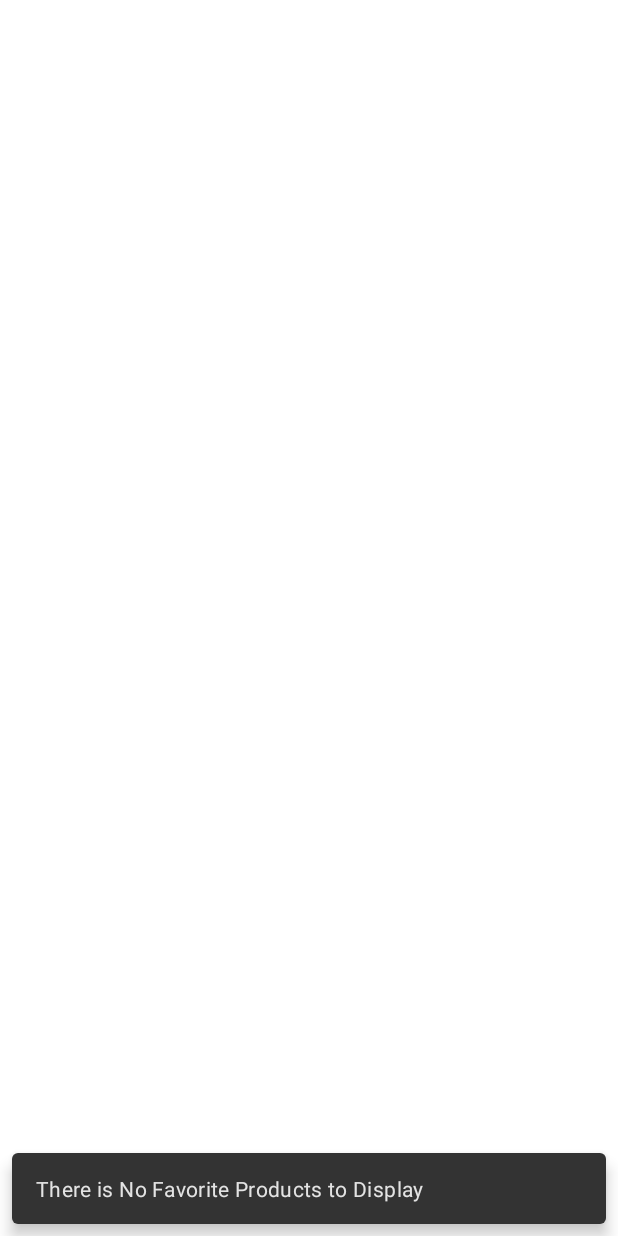
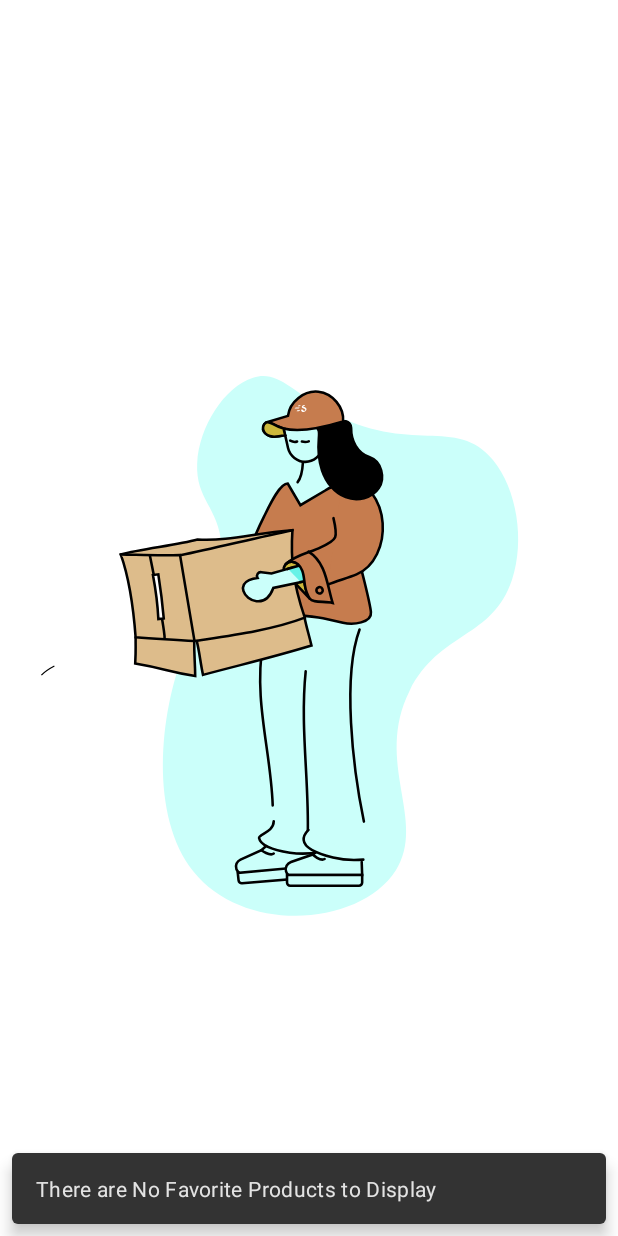
Before and after one commit to Ahmednasser21/Bazaar, an Android app: the fragment FavoriteProductsFragment shown on its own in the app's theme, on a phone screen of 412 x 824 dp. Run offline under Robolectric (Android 15) with nearby library versions, the phone set to English and light mode, and no system bars; pictures from the network do not load.

Commit message:
Reimplementing favourite fragment

```diff
--- a/app/src/main/java/com/iti/itp/bazaar/favoriteProducts/view/FavoriteProductsFragment.kt
+++ b/app/src/main/java/com/iti/itp/bazaar/favoriteProducts/view/FavoriteProductsFragment.kt
@@ -4,7 +4,6 @@ import android.app.AlertDialog
 import android.content.Context
 import android.content.SharedPreferences
 import android.os.Bundle
-import android.util.Log
 import androidx.fragment.app.Fragment
 import android.view.LayoutInflater
 import android.view.View
@@ -30,182 +29,178 @@ import com.iti.itp.bazaar.network.shopify.ShopifyRemoteDataSource
 import com.iti.itp.bazaar.network.shopify.ShopifyRetrofitObj
 import com.iti.itp.bazaar.repo.CurrencyRepository
 import com.iti.itp.bazaar.repo.Repository
-import kotlinx.coroutines.delay
 import kotlinx.coroutines.flow.collectLatest
 import kotlinx.coroutines.launch
 
-
 class FavoriteProductsFragment : Fragment(), OnFavProductCardClick, OnFavProductDelete {
-    // will try to sue it as a shared viewmodel
-    lateinit var productInfoViewModel: ProductInfoViewModel
-    lateinit var vmFActory: ProuductIfonViewModelFactory
-    lateinit var binding: FragmentFavoriteProductsBinding
-    lateinit var FavAdapter: FavoriteProductsAdapter
-    lateinit var sharedPreferences: SharedPreferences
-    lateinit var FavDraftOrder: DraftOrderRequest
-    var favDraftOrderId: Long = 0
-
+    private lateinit var productInfoViewModel: ProductInfoViewModel
+    private lateinit var binding: FragmentFavoriteProductsBinding
+    private lateinit var favAdapter: FavoriteProductsAdapter
+    private lateinit var sharedPreferences: SharedPreferences
+    private var favDraftOrderId: Long = 0
+    private var favDraftOrder: DraftOrderRequest? = null
 
     override fun onCreateView(
-        inflater: LayoutInflater, container: ViewGroup?,
+        inflater: LayoutInflater,
+        container: ViewGroup?,
         savedInstanceState: Bundle?
-    ): View? {
-        // Inflate the layout for this fragment
+    ): View {
         binding = FragmentFavoriteProductsBinding.inflate(inflater, container, false)
         return binding.root
     }
 
     override fun onViewCreated(view: View, savedInstanceState: Bundle?) {
         super.onViewCreated(view, savedInstanceState)
+
+        initSharedPreferences()
+
+        setupViewModel()
+
+        setupRecyclerView()
+
+        observeViewModelStates()
+
+        loadDraftOrder()
+    }
+
+    private fun initSharedPreferences() {
         sharedPreferences = requireContext().getSharedPreferences(
             MyConstants.MY_SHARED_PREFERANCE,
             Context.MODE_PRIVATE
         )
-        favDraftOrderId =
-            (sharedPreferences.getString(MyConstants.FAV_DRAFT_ORDERS_ID, "0") ?: "0").toLong()
-
-        vmFActory = ProuductIfonViewModelFactory(
-            Repository.getInstance(
-                ShopifyRemoteDataSource(ShopifyRetrofitObj.productService)
-            ), CurrencyRepository(CurrencyRemoteDataSource(ExchangeRetrofitObj.service))
-        )
-        productInfoViewModel =
-            ViewModelProvider(requireActivity(), vmFActory).get(ProductInfoViewModel::class.java)
-
-        FavAdapter = FavoriteProductsAdapter(this, this)
-        binding.rvFavProducts.apply {
-            adapter = FavAdapter
-            layoutManager = GridLayoutManager(requireContext(), 2)
-
+        favDraftOrderId = (sharedPreferences.getString(MyConstants.FAV_DRAFT_ORDERS_ID, "0") ?: "0").toLong()
     }
 
+    private fun setupViewModel() {
+        val vmFactory = ProuductIfonViewModelFactory(
+            Repository.getInstance(ShopifyRemoteDataSource(ShopifyRetrofitObj.productService)),
+            CurrencyRepository(CurrencyRemoteDataSource(ExchangeRetrofitObj.service))
+        )
+        productInfoViewModel = ViewModelProvider(requireActivity(), vmFactory)
+            .get(ProductInfoViewModel::class.java)
+    }
+
+    private fun setupRecyclerView() {
+        favAdapter = FavoriteProductsAdapter(this, this)
+        binding.rvFavProducts.apply {
+            adapter = favAdapter
+            layoutManager = GridLayoutManager(requireContext(), 2)
+        }
+    }
+
+    private fun observeViewModelStates() {
+        lifecycleScope.launch {
+            productInfoViewModel.specificDraftOrders.collectLatest { result ->
+                handleDraftOrderResult(result)
+            }
+        }
 
         lifecycleScope.launch {
+            productInfoViewModel.updatedOrder.collectLatest { dataState ->
+                handleOrderUpdateResult(dataState)
+            }
+        }
+    }
+
+    private fun loadDraftOrder() {
         if (favDraftOrderId == 0L) {
-                Snackbar.make(requireView(), "There is No Favorite Products to Display", 2000)
-                    .show()
-            } else {
+            showEmptyState("There are No Favorite Products to Display")
+            return
+        }
+
+        binding.progressBar4.visibility = View.VISIBLE
+        binding.rvFavProducts.visibility = View.GONE
+        binding.emptyFavAnimation.visibility = View.GONE
+
         productInfoViewModel.getSpecificDraftOrder(favDraftOrderId)
-                productInfoViewModel.specificDraftOrders.collectLatest { result ->
+    }
+
+    private fun handleDraftOrderResult(result: DataState) {
         when (result) {
             DataState.Loading -> {
-                            binding.rvFavProducts.visibility = View.INVISIBLE
                 binding.progressBar4.visibility = View.VISIBLE
+                binding.rvFavProducts.visibility = View.GONE
+                binding.emptyFavAnimation.visibility = View.GONE
             }
-                        is DataState.OnFailed -> {binding.progressBar4.visibility = View.GONE
-                            binding.rvFavProducts.visibility = View.VISIBLE}
+            is DataState.OnFailed -> {
+                binding.progressBar4.visibility = View.GONE
+                showEmptyState("Failed to load favorite products")
+            }
             is DataState.OnSuccess<*> -> {
                 binding.progressBar4.visibility = View.GONE
-                            binding.rvFavProducts.visibility = View.VISIBLE
-                            // i must make this list golbal to use it in the delete click to delete the targted lineItm from the list of lineItems in This List
-                            FavDraftOrder = result.data as DraftOrderRequest
-                            // print this list here ASAP
-                            var lineItems: MutableList<LineItem> = mutableListOf()
-                            FavDraftOrder.draft_order.line_items.forEach {
-                                if (it.sku != "emptySKU") {
-                                    lineItems.add(it) // containes every eleemnts exepts the last item which is updated sku to Aa
-                                    // tb be able to delete it
+
+                favDraftOrder = result.data as DraftOrderRequest
+                updateFavAdapter(favDraftOrder!!)
             }
         }
-                            if (lineItems.isNullOrEmpty()) {
-                                binding.rvFavProducts.visibility = View.INVISIBLE
-                                binding.emptyFavAnimation.visibility = View.VISIBLE
+    }
+
+    private fun updateFavAdapter(draftOrder: DraftOrderRequest) {
+        val lineItems = draftOrder.draft_order.line_items.filter { it.sku != "emptySKU" }
+
+        if (lineItems.isEmpty()) {
+            showEmptyState("No favorite products")
         } else {
             binding.emptyFavAnimation.visibility = View.GONE
             binding.rvFavProducts.visibility = View.VISIBLE
-                                FavAdapter.submitList(lineItems)
-                            }
-
-
+            favAdapter.submitList(lineItems)
         }
     }
 
-
+    private fun handleOrderUpdateResult(dataState: DataState) {
+        when (dataState) {
+            is DataState.Loading -> {
+                binding.progressBar4.visibility = View.VISIBLE
+                binding.rvFavProducts.visibility = View.GONE
+                binding.emptyFavAnimation.visibility = View.GONE
+            }
+            is DataState.OnSuccess<*> -> {
+                loadDraftOrder()
+            }
+            is DataState.OnFailed -> {
+                binding.progressBar4.visibility = View.GONE
+                binding.rvFavProducts.visibility = View.VISIBLE
+                Snackbar.make(requireView(), "Failed to update favorites", Snackbar.LENGTH_SHORT).show()
+            }
+        }
     }
 
+    private fun showEmptyState(message: String) {
+        Snackbar.make(requireView(), message, Snackbar.LENGTH_SHORT).show()
+        binding.progressBar4.visibility = View.GONE
+        binding.rvFavProducts.visibility = View.GONE
+        binding.emptyFavAnimation.visibility = View.VISIBLE
     }
 
+    override fun onFavDelete(lineItem: LineItem) {
+        AlertDialog.Builder(context)
+            .setTitle("Confirm Item Delete")
+            .setMessage("Are you sure you want to delete this item from your favourites?")
+            .setPositiveButton("Yes") { _, _ ->
+                favDraftOrder?.let { currentDraftOrder ->
+                    val updatedLineItems = currentDraftOrder.draft_order.line_items.toMutableList()
+                    updatedLineItems.remove(lineItem)
+
+
+                    if (updatedLineItems.isEmpty()) {
+                        updatedLineItems.add(lineItem.copy(sku = "emptySKU"))
                     }
 
+                    currentDraftOrder.draft_order.line_items = updatedLineItems
+
+                    productInfoViewModel.updateDraftOrder(
+                        favDraftOrderId,
+                        UpdateDraftOrderRequest(currentDraftOrder.draft_order)
+                    )
+                }
+            }
+            .setNegativeButton("No") { dialog, _ -> dialog.dismiss() }
+            .show()
     }
 
     override fun onCardClick(productId: Long) {
-        val action =
-            FavoriteProductsFragmentDirections.actionFavoriteProductsFragmentToProuductnfoFragment(
-                productId
-            )
+        val action = FavoriteProductsFragmentDirections
+            .actionFavoriteProductsFragmentToProuductnfoFragment(productId)
         Navigation.findNavController(binding.root).navigate(action)
     }
-
-    override fun onFavDelete(lineItem: LineItem) {
-
-        AlertDialog.Builder(context)
-            .setTitle("Confirm item Delete")
-            .setMessage("Are you sure that you want to delete this Item from your favourites?")
-            .setPositiveButton("Yes") { dialog, _ ->
-                lifecycleScope.launch {
-                    if (FavDraftOrder.draft_order.line_items.size > 1) {
-                        Log.d("TAG", "onFavDelete: just came ")
-                        var currentDraftOrderItems: MutableList<LineItem> = mutableListOf()
-                        FavDraftOrder.draft_order.line_items.forEach {
-
-                            currentDraftOrderItems.add(it)
-                            Log.d("TAG", "onFavDelete: 3mlt add ${currentDraftOrderItems.size} ")
-                            if (it == lineItem) {
-                                Log.d(
-                                    "TAG",
-                                    "onFavDelete: d5alt el if >- ezan el it == pressed line item  "
-                                )
-                                currentDraftOrderItems.remove(it)// kda 3addelt el list of line items
-                                Log.d(
-                                    "TAG",
-                                    "onFavDelete: hal 3mlt delete walla la2? new size ->> ${currentDraftOrderItems.size} "
-                                )
-                            } else {
-                                Log.d(
-                                    "TAG",
-                                    "onFavDelete: d5alt el else  >- ezan el it != pressed line item  "
-                                )
 }
-
-
-                        }
-                        FavDraftOrder.draft_order.line_items = currentDraftOrderItems
-                        productInfoViewModel.updateDraftOrder(
-                            favDraftOrderId,
-                            UpdateDraftOrderRequest(FavDraftOrder.draft_order)
-                        )
-                        binding.progressBar4.visibility = View.VISIBLE
-                        binding.rvFavProducts.visibility = View.INVISIBLE
-                        delay(1000) // to give time for changes ( delating and updating the list ) to take action
-                        // to call the list again after its modified
-                        binding.progressBar4.visibility = View.GONE
-                        binding.rvFavProducts.visibility = View.VISIBLE
-                        productInfoViewModel.getSpecificDraftOrder(favDraftOrderId)
-                    } else {
-
-                        FavDraftOrder.draft_order.line_items.get(0).sku =
-                            "emptySKU" // make sku of remainig item to be Aa
-                        productInfoViewModel.updateDraftOrder(
-                            favDraftOrderId,
-                            UpdateDraftOrderRequest(FavDraftOrder.draft_order)
-                        )
-                        binding.progressBar4.visibility = View.VISIBLE
-                        binding.rvFavProducts.visibility = View.INVISIBLE
-                        delay(1000)
-                        binding.progressBar4.visibility = View.VISIBLE
-                        binding.rvFavProducts.visibility = View.INVISIBLE
-                        productInfoViewModel.getSpecificDraftOrder(favDraftOrderId)
-                    }
-                }
-            }
-            .setNegativeButton("No") { dialog, _ ->
-                dialog.dismiss()
-            }
-            .show()
-
-
-    }
-
-
-}
```
Also changed, not shown: app/src/main/java/com/iti/itp/bazaar/favoriteProducts/viewModel/FavoriteProductsViewModel.kt (deleted, +0 -12 lines), app/src/main/java/com/iti/itp/bazaar/favoriteProducts/viewModel/FavoriteProductsViewModelFactory.kt (deleted, +0 -18 lines). Lines whose indentation alone changed are shown as unchanged.
